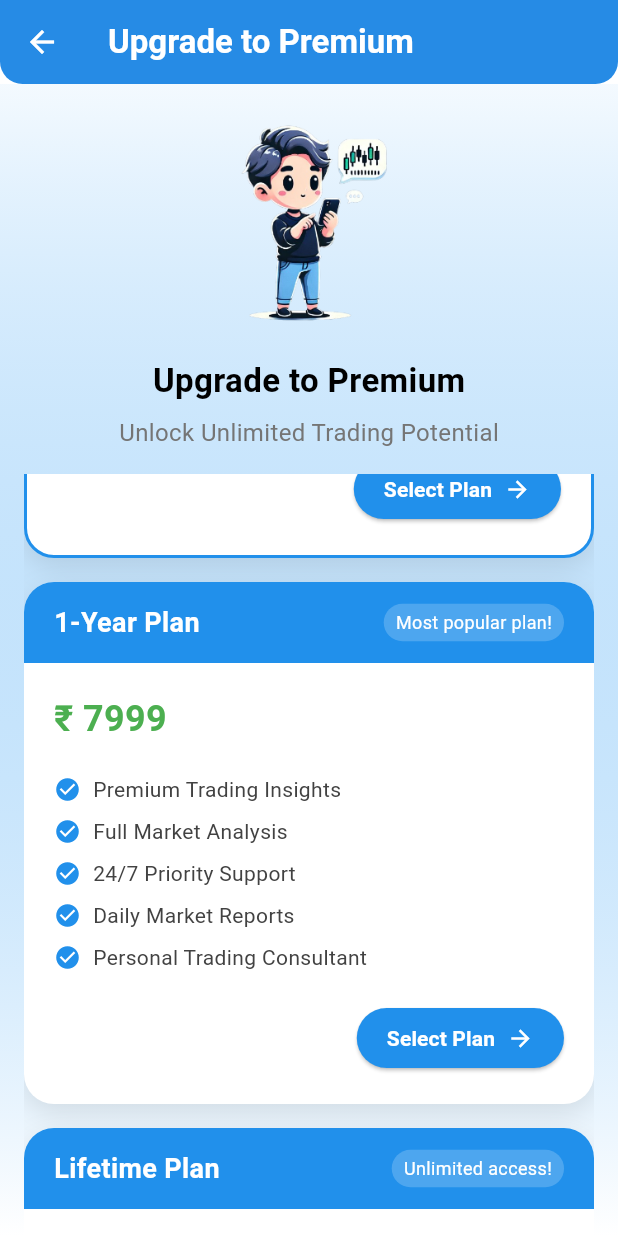
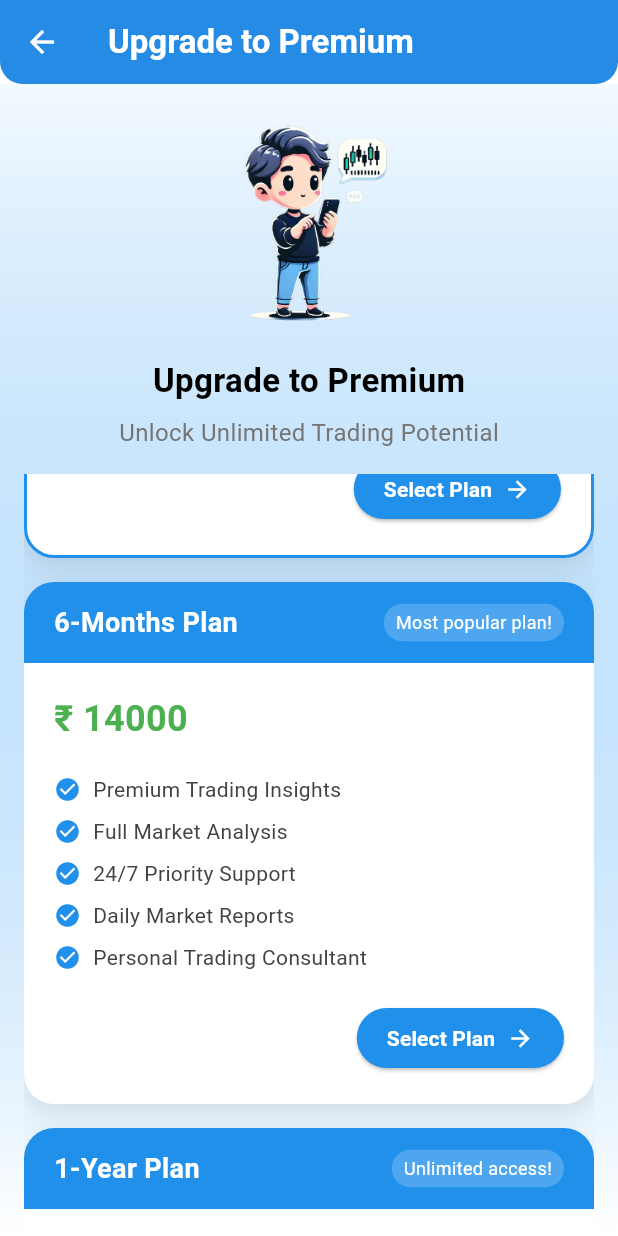
Before and after one commit to udaypatil18/tradeapp, a Flutter app: the BuyProduct screen opened directly, scrolled down 576 dp, on a phone screen of 412 x 824 dp. Run offline on Flutter 3.47's test engine with Material 3 defaults, Android fonts, the phone set to English and light mode, and no system bars; our stand-ins replace cherry_toast, cloud_firestore, device_info_plus, firebase_messaging, flutter_local_notifications, infinite_scroll_pagination and 4 more; missing offline and left inert: in_app_update, shimmer_pro, syncfusion_flutter_pdfviewer; accounts and stored records are empty.

```diff
--- a/lib/MainScreen/BuyProduct.dart
+++ b/lib/MainScreen/BuyProduct.dart
@@ -12,8 +12,8 @@ class BuyProduct extends StatefulWidget {
 class _BuyProductState extends State<BuyProduct> {
   final List<Map<String, dynamic>> plans = [
     {
-      "title": "2-Months Plan",
-      "price": "₹ 2999",
+      "title": "1-Months Plan",
+      "price": "₹ 3000",
       "desc": "Perfect!",
       "features": [
         "Basic Trading Insights",
@@ -23,8 +23,8 @@ class _BuyProductState extends State<BuyProduct> {
       "recommended": false
     },
     {
-      "title": "6-Months Plan",
-      "price": "₹ 4999",
+      "title": "3-Months Plan",
+      "price": "₹ 8000",
       "desc": "Best value!",
       "features": [
         "Advanced Trading Tools",
@@ -35,8 +35,8 @@ class _BuyProductState extends State<BuyProduct> {
       "recommended": true
     },
     {
-      "title": "1-Year Plan",
-      "price": "₹ 7999",
+      "title": "6-Months Plan",
+      "price": "₹ 14000",
       "desc": "Most popular plan!",
       "features": [
         "Premium Trading Insights",
@@ -48,7 +48,8 @@ class _BuyProductState extends State<BuyProduct> {
       "recommended": false
     },
     {
-      "title": "Lifetime Plan",
+      "title": "1-Year Plan"
+          "",
       "price": "₹ 14999",
       "desc": "Unlimited access!",
       "features": [
--- a/pubspec.yaml
+++ b/pubspec.yaml
@@ -36,6 +36,7 @@ dependencies:
   # Use with the CupertinoIcons class for iOS style icons.
   cupertino_icons: ^1.0.8
   firebase_core: ^3.6.0
+  firebase_auth: ^5.3.3
   firebase_messaging: ^15.1.3
   cloud_firestore: ^5.4.4
   url_launcher: ^6.3.1
@@ -61,6 +62,9 @@ dependencies:
   device_info_plus: 10.1.2
   photo_view: ^0.15.0
   flutter_launcher_icons: ^0.14.3
+  google_sign_in: ^6.3.0
+
+
 
 
 dev_dependencies:
```
Also changed, not shown: lib/MainScreen/DashboardScreen.dart (+35 -12 lines), pubspec.lock, 8 other files.
